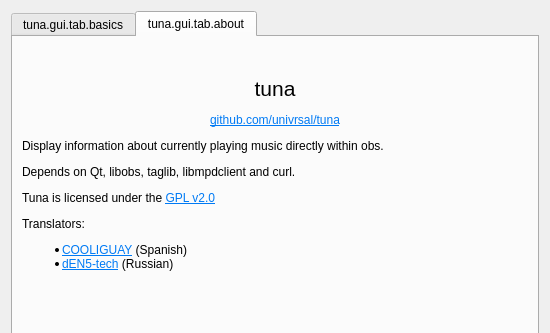
This is src/gui/tuna_gui.ui in univrsal/tuna as Qt 5 draws it before an edit; both pictures show x 0 to 550 and y 0 to 333 of the 550 by 650 pixel window. The edited form follows.
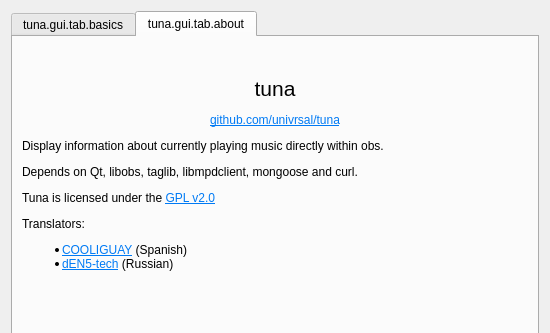
This is the edited form. The open tabs and pages were chosen to show the change. Icons and pictures are not drawn.

Commit message: Updated About tab Fixed cross origin issues Reformat

Patch:
```diff
--- a/src/gui/tuna_gui.ui
+++ b/src/gui/tuna_gui.ui
@@ -783,7 +783,7 @@
           </sizepolicy>
          </property>
          <property name="text">
-          <string>&lt;html&gt;&lt;head/&gt;&lt;body&gt;&lt;p align=&quot;center&quot;&gt;&lt;span style=&quot; font-size:16pt;&quot;&gt;tuna&lt;/span&gt;&lt;/p&gt;&lt;p align=&quot;center&quot;&gt;&lt;a href=&quot;https://github.com/univrsal/tuna&quot;&gt;&lt;span style=&quot; text-decoration: underline; color:#007af4;&quot;&gt;github.com/univrsal/tuna&lt;/span&gt;&lt;/a&gt;&lt;/p&gt;&lt;p&gt;Display information about currently playing music directly within obs.&lt;/p&gt;&lt;p&gt;Depends on Qt, libobs, taglib, libmpdclient and curl.&lt;/p&gt;&lt;p&gt;Tuna is licensed under the &lt;a href=&quot;https://www.gnu.org/licenses/old-licenses/gpl-2.0.txt&quot;&gt;&lt;span style=&quot; text-decoration: underline; color:#007af4;&quot;&gt;GPL v2.0&lt;/span&gt;&lt;/a&gt;&lt;/p&gt;&lt;p&gt;Translators:&lt;/p&gt;&lt;ul style=&quot;margin-top: 0px; margin-bottom: 0px; margin-left: 0px; margin-right: 0px; -qt-list-indent: 1;&quot;&gt;&lt;li style=&quot; margin-top:12px; margin-bottom:0px; margin-left:0px; margin-right:0px; -qt-block-indent:0; text-indent:0px;&quot;&gt;&lt;a href=&quot;https://github.com/COOLIGUAY&quot;&gt;&lt;span style=&quot; text-decoration: underline; color:#007af4;&quot;&gt;COOLIGUAY&lt;/span&gt;&lt;/a&gt; (Spanish)&lt;/li&gt;&lt;li style=&quot; margin-top:0px; margin-bottom:12px; margin-left:0px; margin-right:0px; -qt-block-indent:0; text-indent:0px;&quot;&gt;&lt;a href=&quot;https://github.com/dEN5-tech&quot;&gt;&lt;span style=&quot; text-decoration: underline; color:#007af4;&quot;&gt;dEN5-tech&lt;/span&gt;&lt;/a&gt; (Russian)&lt;/li&gt;&lt;/ul&gt;&lt;/body&gt;&lt;/html&gt;</string>
+          <string>&lt;html&gt;&lt;head/&gt;&lt;body&gt;&lt;p align=&quot;center&quot;&gt;&lt;span style=&quot; font-size:16pt;&quot;&gt;tuna&lt;/span&gt;&lt;/p&gt;&lt;p align=&quot;center&quot;&gt;&lt;a href=&quot;https://github.com/univrsal/tuna&quot;&gt;&lt;span style=&quot; text-decoration: underline; color:#007af4;&quot;&gt;github.com/univrsal/tuna&lt;/span&gt;&lt;/a&gt;&lt;/p&gt;&lt;p&gt;Display information about currently playing music directly within obs.&lt;/p&gt;&lt;p&gt;Depends on Qt, libobs, taglib, libmpdclient, mongoose and curl.&lt;/p&gt;&lt;p&gt;Tuna is licensed under the &lt;a href=&quot;https://www.gnu.org/licenses/old-licenses/gpl-2.0.txt&quot;&gt;&lt;span style=&quot; text-decoration: underline; color:#007af4;&quot;&gt;GPL v2.0&lt;/span&gt;&lt;/a&gt;&lt;/p&gt;&lt;p&gt;Translators:&lt;/p&gt;&lt;ul style=&quot;margin-top: 0px; margin-bottom: 0px; margin-left: 0px; margin-right: 0px; -qt-list-indent: 1;&quot;&gt;&lt;li style=&quot; margin-top:12px; margin-bottom:0px; margin-left:0px; margin-right:0px; -qt-block-indent:0; text-indent:0px;&quot;&gt;&lt;a href=&quot;https://github.com/COOLIGUAY&quot;&gt;&lt;span style=&quot; text-decoration: underline; color:#007af4;&quot;&gt;COOLIGUAY&lt;/span&gt;&lt;/a&gt; (Spanish)&lt;/li&gt;&lt;li style=&quot; margin-top:0px; margin-bottom:12px; margin-left:0px; margin-right:0px; -qt-block-indent:0; text-indent:0px;&quot;&gt;&lt;a href=&quot;https://github.com/dEN5-tech&quot;&gt;&lt;span style=&quot; text-decoration: underline; color:#007af4;&quot;&gt;dEN5-tech&lt;/span&gt;&lt;/a&gt; (Russian)&lt;/li&gt;&lt;/ul&gt;&lt;/body&gt;&lt;/html&gt;</string>
          </property>
          <property name="openExternalLinks">
           <bool>true</bool>
```
Left out of the diff: 4 changed lines with no effect on the pictures. The commit also changes 3 other files.
